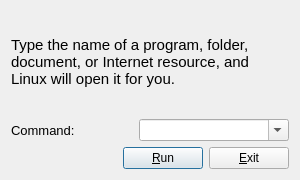
KevinZonda/WinRPlusPlus, file src/maindialog.ui: the form before one commit.
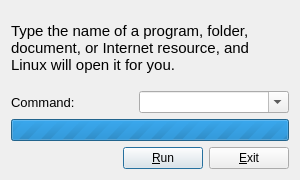
The form after the commit.

Patch:
```diff
--- a/src/maindialog.ui
+++ b/src/maindialog.ui
@@ -86,6 +86,13 @@
      </item>
     </layout>
    </item>
+   <item>
+    <widget class="QProgressBar" name="progressBar">
+     <property name="maximum">
+      <number>0</number>
+     </property>
+    </widget>
+   </item>
    <item>
     <layout class="QHBoxLayout" name="horizontalLayout_2">
      <item>
```
